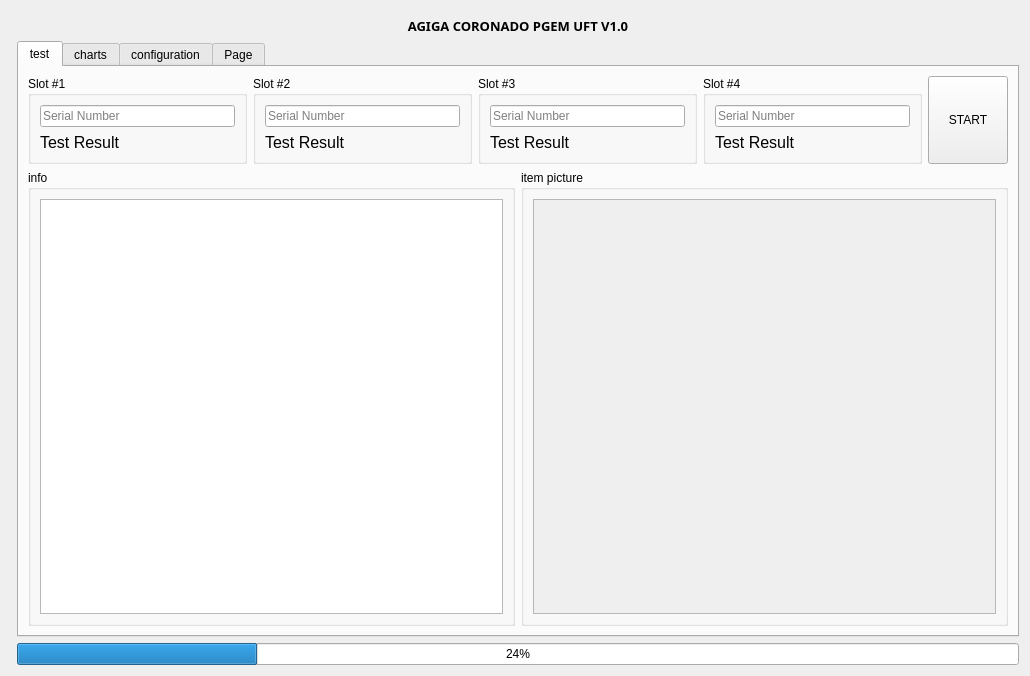
The window that src/UFT_Ui.ui (fanmuzhi/UFT) describes before a commit, drawn with Qt 5.
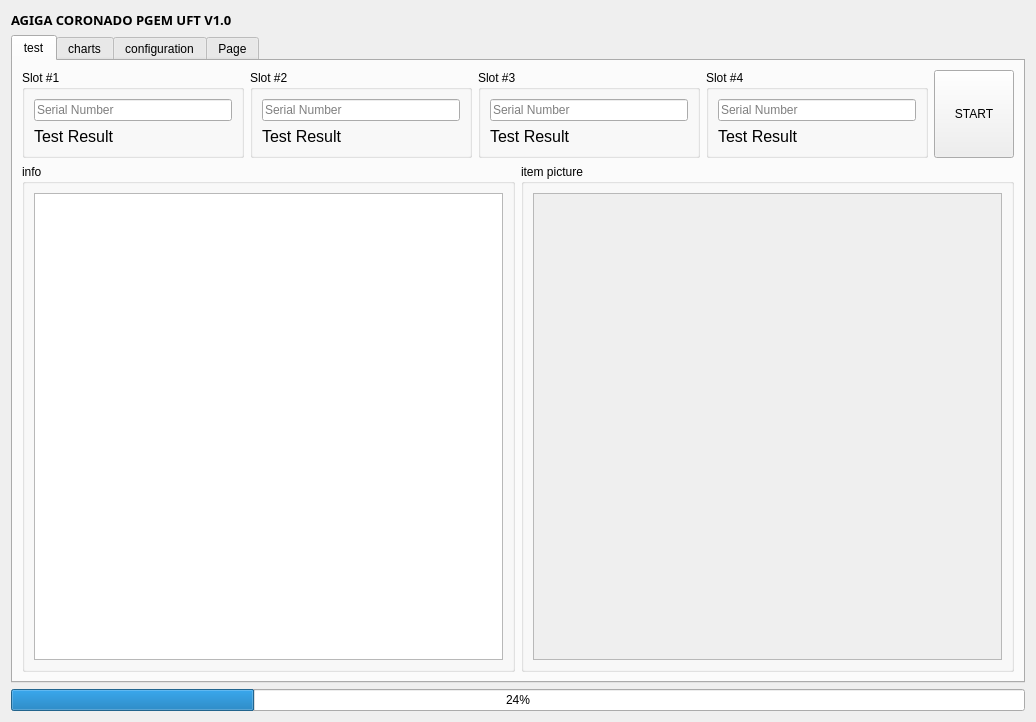
The same window after the commit. The open tabs and pages were chosen to show the change. Custom widgets are drawn as their Qt base class.

Diff of the .ui file:
```diff
--- a/src/UFT_Ui.ui
+++ b/src/UFT_Ui.ui
@@ -6,18 +6,21 @@
    <rect>
     <x>0</x>
     <y>0</y>
-    <width>1030</width>
-    <height>676</height>
+    <width>1036</width>
+    <height>722</height>
    </rect>
   </property>
+  <property name="minimumSize">
+   <size>
+    <width>0</width>
+    <height>722</height>
+   </size>
+  </property>
   <property name="windowTitle">
    <string>Form</string>
   </property>
-  <layout class="QFormLayout" name="formLayout">
-   <item row="0" column="0" colspan="2">
-    <layout class="QVBoxLayout" name="verticalLayout_2"/>
-   </item>
-   <item row="1" column="1">
+  <layout class="QGridLayout" name="gridLayout">
+   <item row="0" column="0">
     <widget class="QLabel" name="label">
      <property name="font">
       <font>
@@ -37,12 +40,9 @@
      <property name="textFormat">
       <enum>Qt::AutoText</enum>
      </property>
-     <property name="alignment">
-      <set>Qt::AlignCenter</set>
-     </property>
     </widget>
    </item>
-   <item row="2" column="1">
+   <item row="1" column="0">
     <widget class="QTabWidget" name="tabWidget">
      <property name="currentIndex">
       <number>0</number>
@@ -53,10 +53,8 @@
       </attribute>
       <layout class="QGridLayout" name="gridLayout_2">
        <item row="0" column="0">
-        <layout class="QVBoxLayout" name="verticalLayout_10">
-         <item>
           <layout class="QHBoxLayout" name="horizontalLayout">
-           <item alignment="Qt::AlignTop">
+         <item>
             <widget class="QGroupBox" name="groupBox">
              <property name="sizePolicy">
               <sizepolicy hsizetype="Preferred" vsizetype="Fixed">
@@ -93,7 +91,7 @@
              </layout>
             </widget>
            </item>
-           <item alignment="Qt::AlignTop">
+         <item>
             <widget class="QGroupBox" name="groupBox_4">
              <property name="sizePolicy">
               <sizepolicy hsizetype="Preferred" vsizetype="Fixed">
@@ -127,7 +125,7 @@
              </layout>
             </widget>
            </item>
-           <item alignment="Qt::AlignTop">
+         <item>
             <widget class="QGroupBox" name="groupBox_3">
              <property name="sizePolicy">
               <sizepolicy hsizetype="Preferred" vsizetype="Fixed">
@@ -161,7 +159,7 @@
              </layout>
             </widget>
            </item>
-           <item alignment="Qt::AlignTop">
+         <item>
             <widget class="QGroupBox" name="groupBox_2">
              <property name="sizePolicy">
               <sizepolicy hsizetype="Preferred" vsizetype="Fixed">
@@ -210,7 +208,7 @@
            </item>
           </layout>
          </item>
-         <item>
+       <item row="1" column="0">
           <layout class="QGridLayout" name="gridLayout_6">
            <item row="0" column="1">
             <widget class="QGroupBox" name="groupBox_5">
@@ -274,8 +272,6 @@
           </layout>
          </item>
         </layout>
-       </item>
-      </layout>
       <zorder></zorder>
      </widget>
      <widget class="QWidget" name="charts">
@@ -343,7 +339,7 @@
      </widget>
     </widget>
    </item>
-   <item row="3" column="1">
+   <item row="2" column="0">
     <widget class="QProgressBar" name="progressBar">
      <property name="enabled">
       <bool>true</bool>
```
Left out of the diff: 2 changed lines with no effect on the pictures. Lines whose indentation alone changed are shown as unchanged.
